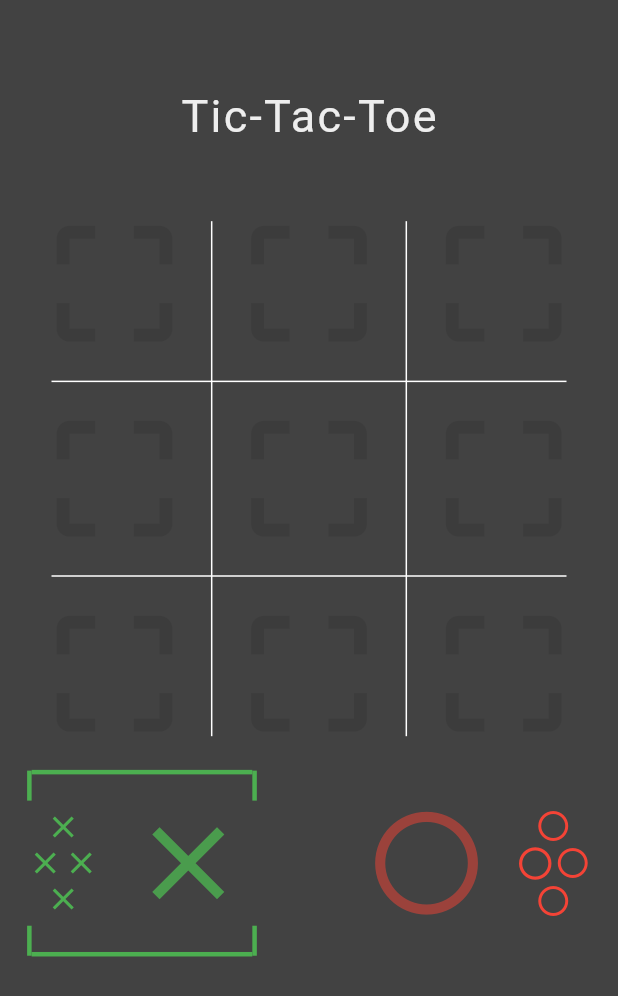
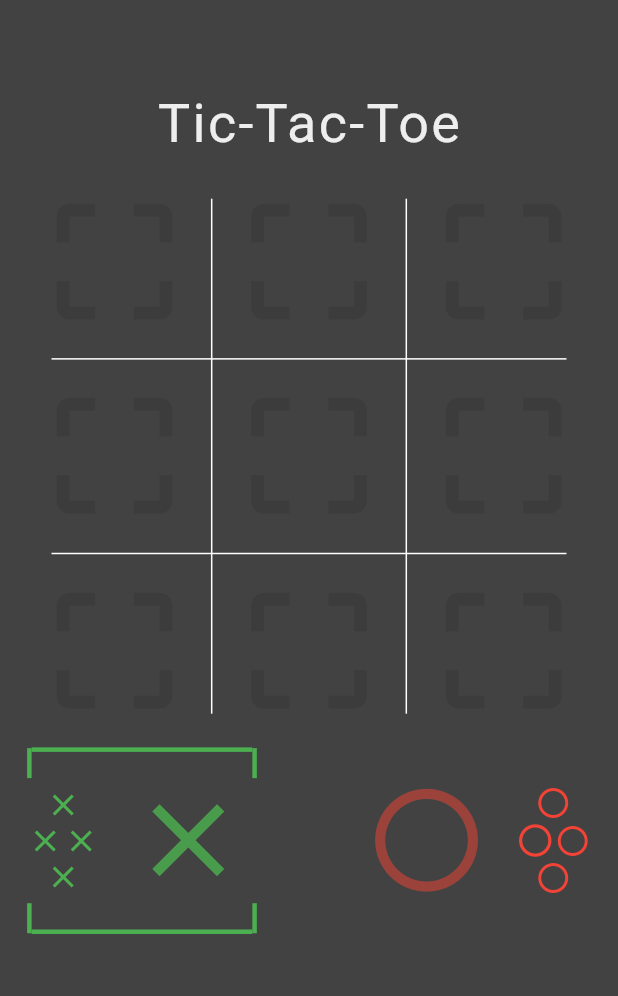
Before and after one commit to burhanhaq/TicTacToe, a Flutter app: the screen it shows after launch, after a tap on the "crop free" icon, on a phone screen of 412 x 824 dp. Shown: the top 996 px of the screen. Run offline on Flutter 3.47's test engine with Material 2 defaults, Android fonts, the phone set to English and light mode, and no system bars.

Commit message:
Worked more on the home screen by adding animations

```diff
--- a/lib/game_page.dart
+++ b/lib/game_page.dart
@@ -13,15 +13,31 @@ class GamePage extends StatefulWidget {
 }
 
 class _GamePageState extends State<GamePage> with TickerProviderStateMixin {
-  double x = 0;
-  double y = 0;
-  double z = 0;
   AnimationController screenLeftFlipResetController;
   Animation screenLeftFlipResetAnimation;
   AnimationStatus animStatus = AnimationStatus.dismissed;
 
-  AnimationController scaleDownController;
-  Animation scaleDownAnimation;
+  AnimationController screenOpacityController;
+  Animation screenOpacityAnimation;
+  double screenScale = 1.0;
+
+  AnimationController titleTranslateController;
+  Animation titleTranslateAnimation;
+
+  AnimationController titleTextSizeController;
+  Animation titleTextSizeAnimation;
+
+  AnimationController playerIconSizeController;
+  Animation playerIconSizeAnimation;
+
+  AnimationController fireIconSizeController;
+  Animation fireIconSizeAnimation;
+
+  AnimationController iconTranslateController;
+  Animation iconTranslateAnimation;
+
+  AnimationController iconOpacityController;
+  Animation iconOpacityAnimation;
 
   @override
   void initState() {
@@ -35,15 +51,74 @@ class _GamePageState extends State<GamePage> with TickerProviderStateMixin {
           })
           ..addStatusListener((status) => animStatus = status);
 
-    scaleDownController = AnimationController(
-        vsync: this, duration: Duration(milliseconds: 1000));
-    scaleDownAnimation =
-        CurvedAnimation(parent: scaleDownController, curve: Curves.elasticOut)
-          ..addListener(() => setState(() {}));
-//        Tween<double>(begin: 1.0, end: 0.0).animate(scaleDownController)
-//          ..addListener(() {
-//            setState(() {});
-//          });
+    screenOpacityController = AnimationController(
+        vsync: this, duration: Duration(milliseconds: 500));
+    screenOpacityAnimation =
+//        CurvedAnimation(parent: screenOpacityController, curve: Curves.elasticOut)
+//          ..addListener(() => setState(() {}));
+        Tween<double>(begin: 0.7, end: 0.0).animate(screenOpacityController)
+          ..addListener(() {
+            setState(() {});
+          })
+    ..addStatusListener((status) {
+      if (status == AnimationStatus.completed)
+        screenScale = 0.0;
+    });
+
+
+
+    titleTranslateController =
+        AnimationController(vsync: this, duration: Duration(milliseconds: 300));
+    titleTranslateAnimation = Tween<double>(begin: 0.1, end: 0.4)
+        .animate(titleTranslateController)
+      ..addListener(() {
+        setState(() {});
+      });
+
+    titleTextSizeController =
+        AnimationController(vsync: this, duration: Duration(milliseconds: 300));
+    titleTextSizeAnimation = Tween<double>(begin: 1.0, end: 0.6)
+        .animate(titleTextSizeController)
+      ..addListener(() {
+        setState(() {});
+      });
+
+    playerIconSizeController =
+        AnimationController(vsync: this, duration: Duration(milliseconds: 300));
+    playerIconSizeAnimation = Tween<double>(begin: 1.0, end: 0.5)
+        .animate(playerIconSizeController)
+      ..addListener(() {
+        setState(() {});
+      });
+
+    fireIconSizeController =
+        AnimationController(vsync: this, duration: Duration(milliseconds: 300));
+    fireIconSizeAnimation = Tween<double>(begin: 1.0, end: 2.0)
+        .animate(fireIconSizeController)
+      ..addListener(() {
+        setState(() {});
+      });
+
+    iconTranslateController =
+        AnimationController(vsync: this, duration: Duration(milliseconds: 300));
+    iconTranslateAnimation = Tween<double>(begin: 0.25, end: 0.337)
+        .animate(iconTranslateController)
+      ..addListener(() {
+        setState(() {});
+      })
+    ..addStatusListener((status) {
+      if (status == AnimationStatus.completed) {
+        iconOpacityController.forward();
+      }
+    });
+
+    iconOpacityController =
+        AnimationController(vsync: this, duration: Duration(milliseconds: 100));
+    iconOpacityAnimation = Tween<double>(begin: 1.0, end: 0.0)
+        .animate(iconOpacityController)
+      ..addListener(() {
+        setState(() {});
+      });
   }
 
   @override
@@ -77,6 +152,7 @@ class _GamePageState extends State<GamePage> with TickerProviderStateMixin {
           },
           onLongPress: () {},
           child: Stack(
+            alignment: Alignment.center,
             children: <Widget>[
               Transform(
                 alignment: FractionalOffset.center,
@@ -93,23 +169,8 @@ class _GamePageState extends State<GamePage> with TickerProviderStateMixin {
                     child: Column(
                       crossAxisAlignment: CrossAxisAlignment.center,
                       children: <Widget>[
-                        SizedBox(height: 40.0),
-                        Padding(
-                          padding: EdgeInsets.only(top: 20),
-                          child: Hero(
-                            tag: 'title',
-                            child: Text(
-                              'Tic-Tac-Toe',
-                              style: TextStyle(
-                                color: Theme.of(context).primaryColor,
-                                fontSize: 30,
-                                decoration: TextDecoration.none,
-                                letterSpacing: 1.5,
-                              ),
-                            ),
-                          ),
-                        ),
-                        SizedBox(height: 30.0),
+                        SizedBox(height: 60.0),
+                        SizedBox(height: 50.0),
                         Grid(),
                         BottomRow(),
                       ],
@@ -119,49 +180,50 @@ class _GamePageState extends State<GamePage> with TickerProviderStateMixin {
               ),
               GestureDetector(
                 onTap: () {
-                  scaleDownController.forward();
+                  screenOpacityController.forward();
+                  titleTranslateController.forward();
+                  titleTextSizeController.forward();
+                  fireIconSizeController.forward();
+                  playerIconSizeController.forward();
+                  iconTranslateController.forward();
                   print('tapped');
                 },
-                child: Transform(
-                  alignment: FractionalOffset.center,
-                  transform: Matrix4.identity()
-                    ..setEntry(1, 1, 1 - scaleDownAnimation.value),
-//                    ..setEntry(0, 0, scaleDownAnimation.value),
+                child: Opacity(
+                  opacity: screenOpacityAnimation.value,
+                  child: Transform.scale(
+                    scale: screenScale,
                     child: Container(
                       height: double.infinity,
                       width: double.infinity,
-                    color: Colors.grey[800],
-                    child: Center(
-//                      child: Text('Let\'s play!',
-//                          style: TextStyle(
-//                            fontSize: 50,
-//                            color: Theme.of(context).primaryColor,
-//                          )),
-                      child: Column(
-                        crossAxisAlignment: CrossAxisAlignment.center,
-                        mainAxisSize: MainAxisSize.min,
-                        children: <Widget>[
-                          Text(
+                      color: Colors.grey[900],
+                    ),
+                  ),
+                ),
+              ),
+              Transform.translate(
+                offset: Offset(0.0, -MediaQuery.of(context).size.height * titleTranslateAnimation.value), // middle
+                child: Text(
                   'Tic-Tac-Toe',
                   style: TextStyle(
                     color: Theme.of(context).primaryColor,
-                              fontSize: 60,
+                    fontSize: 60 * titleTextSizeAnimation.value,
                     decoration: TextDecoration.none,
                     letterSpacing: 1.5,
                   ),
                 ),
-                          Row(
+              ),
+              Transform.translate(
+                offset: Offset(0.0, MediaQuery.of(context).size.height * iconTranslateAnimation.value),
+                child: Opacity(
+                  opacity: iconOpacityAnimation.value,
+                  child: Row(
                     mainAxisAlignment: MainAxisAlignment.center,
                     children: <Widget>[
-                              Icon(Icons.close, color: Colors.green, size: 120),
-                              Icon(Icons.whatshot, color: Colors.orange, size: 30),
+                      Icon(Icons.close, color: Colors.green, size: 160 * playerIconSizeAnimation.value),
+                      Icon(Icons.whatshot, color: Colors.orange, size: 40 * fireIconSizeAnimation.value), // starting
                       Icon(Icons.radio_button_unchecked,
-                                  color: Colors.red, size: 120),
+                          color: Colors.red, size: 160 * playerIconSizeAnimation.value),
                     ],
-                          ),
-                        ],
-                      ),
-                    ),
                   ),
                 ),
               ),
@@ -175,6 +237,11 @@ class _GamePageState extends State<GamePage> with TickerProviderStateMixin {
   @override
   void dispose() {
     screenLeftFlipResetController.dispose();
+    screenOpacityController.dispose();
+    titleTextSizeController.dispose();
+    titleTranslateController.dispose();
+    playerIconSizeController.dispose();
+    fireIconSizeController.dispose();
     super.dispose();
   }
 }
```
Also changed, not shown: lib/game_state.dart (+0 -29 lines). Lines whose indentation alone changed are shown as unchanged.
